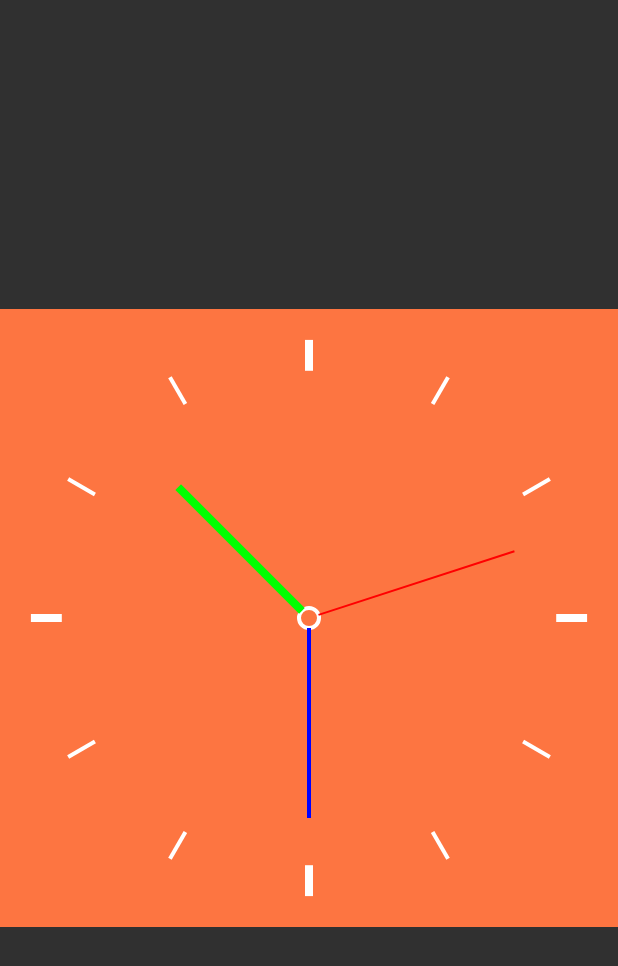
After one commit to swb16168/customerView, an Android app: the layout activity_watch.xml on its own in the app's theme, with its tools: preview values and no code run, on a phone screen of 412 x 824 dp. The commit adds this screen. Shown: the top 966 px of the screen. Run offline under Robolectric (Android 15) with nearby library versions, the phone set to English and light mode, and no system bars.

Commit message:
完成自定义手表表盘，时间功能

```diff
--- a/app/src/main/AndroidManifest.xml
+++ b/app/src/main/AndroidManifest.xml
@@ -13,7 +13,8 @@
         android:supportsRtl="true"
         android:theme="@style/Theme.AppCompat.NoActionBar"
         android:usesCleartextTraffic="true">
-        <activity android:name=".SlideMenuActivity"></activity>
+        <activity android:name=".WatchActivity"></activity>
+        <activity android:name=".SlideMenuActivity" />
         <activity android:name=".FlowActivity" />
         <activity android:name=".LooperActivity" />
         <activity android:name=".LoginActivity" />
--- a/app/src/main/java/com/swb/customerview/MainActivity.java
+++ b/app/src/main/java/com/swb/customerview/MainActivity.java
@@ -54,6 +54,9 @@ public class MainActivity extends AppCompatActivity {
         //startActivity(new Intent(this,FlowActivity.class));
 
         //侧滑view
-        startActivity(new Intent(this,SlideMenuActivity.class));
+        //startActivity(new Intent(this,SlideMenuActivity.class));
+
+        //表盘 自定义View
+        startActivity(new Intent(this,WatchActivity.class));
     }
 }
--- /dev/null
+++ b/app/src/main/java/com/swb/customerview/WatchActivity.java
@@ -0,0 +1,14 @@
+package com.swb.customerview;
+
+import androidx.appcompat.app.AppCompatActivity;
+
+import android.os.Bundle;
+
+public class WatchActivity extends AppCompatActivity {
+
+    @Override
+    protected void onCreate(Bundle savedInstanceState) {
+        super.onCreate(savedInstanceState);
+        setContentView(R.layout.activity_watch);
+    }
+}
--- a/app/src/main/java/com/swb/customerview/view/WatchFace.java
+++ /dev/null
@@ -1,26 +0,0 @@
-package com.swb.customerview.view;
-
-import android.content.Context;
-import android.util.AttributeSet;
-import android.view.View;
-
-import androidx.annotation.Nullable;
-
-/**
- * @auther 72774
- * @date 2021/6/16  16:48
- * @description
- */
-public class WatchFace extends View {
-    public WatchFace(Context context) {
-        super(context);
-    }
-
-    public WatchFace(Context context, @Nullable AttributeSet attrs) {
-        super(context, attrs);
-    }
-
-    public WatchFace(Context context, @Nullable AttributeSet attrs, int defStyleAttr) {
-        super(context, attrs, defStyleAttr);
-    }
-}
--- /dev/null
+++ b/app/src/main/java/com/swb/customerview/view/WatchFaceView.java
@@ -0,0 +1,313 @@
+package com.swb.customerview.view;
+
+import android.content.Context;
+import android.content.res.TypedArray;
+import android.graphics.Bitmap;
+import android.graphics.BitmapFactory;
+import android.graphics.Canvas;
+import android.graphics.Color;
+import android.graphics.Paint;
+import android.graphics.Rect;
+import android.util.AttributeSet;
+import android.util.Log;
+import android.view.View;
+
+import androidx.annotation.Nullable;
+
+import com.swb.customerview.R;
+
+import java.util.Calendar;
+import java.util.Date;
+import java.util.TimeZone;
+
+/**
+ * @auther 72774
+ * @date 2021/6/16  16:48
+ * @description
+ */
+public class WatchFaceView extends View {
+    private static final String TAG = "WatchFaceView";
+    private static final boolean DEFAULT_SCALE_SHOW = true;
+    private static final float CENTER_CIRCLE_RADIUS = 10f;
+    private int mSecondColor;
+    private int mMinuteColor;
+    private int mHourColor;
+    private int mScaleColor;
+    private boolean mScaleShow;
+    private int mResBgId;
+    private Paint mSecondPaint;
+    private Paint mMinutePaint;
+    private Paint mHourPaint;
+    private Paint mScalePaint;
+    private int mDiameter;  //表的直径
+    private int mWatchRadius;
+    private Bitmap mBackgroundImage = null;
+    private Rect mSrcRect;
+    private Rect mDesRect;
+    private Calendar mCalendar = Calendar.getInstance();
+    private float mScaleLength;
+
+    public WatchFaceView(Context context) {
+        this(context, null);
+    }
+
+    public WatchFaceView(Context context, @Nullable AttributeSet attrs) {
+        this(context, attrs, 0);
+    }
+
+    public WatchFaceView(Context context, @Nullable AttributeSet attrs, int defStyleAttr) {
+        super(context, attrs, defStyleAttr);
+        initAttr(context, attrs);
+        //设置时区
+        mCalendar.setTimeZone(TimeZone.getDefault());
+        //创建画笔
+        initPaints();
+
+    }
+
+    private void initPaints() {
+
+        mSecondPaint = new Paint();             //秒针的画笔
+        mSecondPaint.setColor(mSecondColor);    //设置画笔的颜色
+        mSecondPaint.setStyle(Paint.Style.STROKE);  //画笔样式
+        mSecondPaint.setStrokeWidth(2f);        //设置画笔的宽度
+        mSecondPaint.setAntiAlias(true);        //抗锯齿效果
+
+
+        mMinutePaint = new Paint();             //分针画笔
+        mMinutePaint.setColor(mMinuteColor);    //设置画笔的颜色
+        mMinutePaint.setStyle(Paint.Style.STROKE);  //画笔样式
+        mMinutePaint.setStrokeWidth(4f);        //设置画笔的宽度
+        mMinutePaint.setAntiAlias(true);        //抗锯齿效果
+
+        mHourPaint = new Paint();           //时针画笔
+        mHourPaint.setColor(mHourColor);    //设置画笔的颜色
+        mHourPaint.setStyle(Paint.Style.STROKE);  //画笔样式
+        mHourPaint.setStrokeWidth(8f);        //设置画笔的宽度
+        mHourPaint.setAntiAlias(true);        //抗锯齿效果
+
+
+        mScalePaint = new Paint();          //刻度盘画笔
+        mScalePaint.setColor(mScaleColor);    //设置画笔的颜色
+        mScalePaint.setStyle(Paint.Style.STROKE);  //画笔样式
+        mScalePaint.setStrokeWidth(4f);        //设置画笔的宽度
+        mScalePaint.setAntiAlias(true);        //抗锯齿效果
+
+    }
+
+
+    private void initAttr(Context context, @Nullable AttributeSet attrs) {
+        TypedArray a = context.obtainStyledAttributes(attrs, R.styleable.WatchFaceView);
+        mSecondColor = a.getColor(R.styleable.WatchFaceView_secondColor, getResources().getColor(R.color.watch_second));
+        mMinuteColor = a.getColor(R.styleable.WatchFaceView_secondColor, getResources().getColor(R.color.watch_hour));
+        mHourColor = a.getColor(R.styleable.WatchFaceView_secondColor, getResources().getColor(R.color.watch_minute));
+        mScaleColor = a.getColor(R.styleable.WatchFaceView_secondColor, getResources().getColor(R.color.watch_scale));
+        mScaleShow = a.getBoolean(R.styleable.WatchFaceView_scaleShow, DEFAULT_SCALE_SHOW); //是否显示表盘
+        mResBgId = a.getResourceId(R.styleable.WatchFaceView_faceBg, -1); //背景图
+
+        if (mResBgId != -1) {
+            mBackgroundImage = BitmapFactory.decodeResource(getResources(), R.mipmap.watch_face_bg);
+        }
+        a.recycle();
+    }
+
+    @Override
+    protected void onMeasure(int widthMeasureSpec, int heightMeasureSpec) {
+        //测量自己
+        int mode = MeasureSpec.getMode(widthMeasureSpec);
+        int width = MeasureSpec.getSize(widthMeasureSpec);
+        int height = MeasureSpec.getMode(heightMeasureSpec);
+        //super.onMeasure(widthMeasureSpec,heightMeasureSpec);
+        //减去内外边距
+        width = width - (getPaddingLeft() + getPaddingRight());
+        height = height - (getPaddingTop() + getPaddingBottom());
+        //最小的一边为表盘的直径
+        mDiameter = Math.min(width, height);
+        mWatchRadius = mDiameter / 2;
+        setMeasuredDimension(mDiameter, mDiameter);
+        initRect();
+    }
+
+    /**
+     * 创建需要的图案
+     */
+    private void initRect() {
+        if (mBackgroundImage == null) {
+            Log.d(TAG, "initRect: mBackgroundImage is null...");
+            return;
+        }
+        //从指定图片中 截取图案大小
+        mSrcRect = new Rect();
+        mSrcRect.left = 0;
+        mSrcRect.top = 0;
+        mSrcRect.right = mBackgroundImage.getWidth();
+        mSrcRect.bottom = mBackgroundImage.getHeight();
+        //绘制区域
+        mDesRect = new Rect();
+        mDesRect.left = 0;
+        mDesRect.top = 0;
+        mDesRect.right = mDiameter;
+        mDesRect.bottom = mDiameter;
+    }
+
+    @Override
+    protected void onDraw(Canvas canvas) {
+        //设置时间
+        mCalendar.setTimeInMillis(System.currentTimeMillis());
+        mBackgroundImage = null;
+        if (mBackgroundImage != null) {
+            //绘制位图
+            canvas.drawBitmap(mBackgroundImage, mSrcRect, mDesRect, mScalePaint);
+        } else {
+            //绘制表的背景 刻度盘
+            drawScale(canvas);
+        }
+
+
+        //秒针为0时先更新秒针
+        if(mCalendar.get(Calendar.SECOND) == 0){
+
+            //绘制秒针
+            drawSecondLine(canvas);
+            //绘制分针
+            drawMinuteLine(canvas);
+            drawHourLine(canvas);
+        }else{
+
+            drawHourLine(canvas);
+            //绘制分针
+            drawMinuteLine(canvas);
+            //绘制秒针
+            drawSecondLine(canvas);
+        }
+
+    }
+
+    private int drawHourLine(Canvas canvas) {
+        canvas.save();
+        int hour = mCalendar.get(Calendar.HOUR);
+        int minute = mCalendar.get(Calendar.MINUTE);
+        float minuteOffsetRotate = minute /2f;
+        float hourRotate = hour * 30 + minuteOffsetRotate;
+        canvas.rotate(hourRotate,mWatchRadius,mWatchRadius);
+        int hourRadius = (int) (mWatchRadius * 0.6f);
+        canvas.drawLine(mWatchRadius,mWatchRadius - hourRadius,mWatchRadius,mWatchRadius - CENTER_CIRCLE_RADIUS,mHourPaint);
+        canvas.restore();
+        return minute;
+    }
+
+    private void drawMinuteLine(Canvas canvas ) {
+        canvas.save();
+        int minuteRadius = (int) (mWatchRadius * 0.65f);
+        float minuteRotate = mCalendar.get(Calendar.MINUTE) * 6;
+        canvas.rotate(minuteRotate,mWatchRadius,mWatchRadius);
+        canvas.drawLine(mWatchRadius,mWatchRadius - minuteRadius,mWatchRadius,mWatchRadius - CENTER_CIRCLE_RADIUS,mMinutePaint);
+        canvas.restore();
+    }
+
+    private void drawSecondLine(Canvas canvas) {
+        canvas.save();
+        int second = mCalendar.get(Calendar.SECOND);
+        int secondRadius = (int) (mWatchRadius * 0.7f);
+        float secondRotate = second * 6;
+        canvas.rotate(secondRotate,mWatchRadius,mWatchRadius);
+        canvas.drawLine(mWatchRadius,mWatchRadius - secondRadius,mWatchRadius,mWatchRadius - CENTER_CIRCLE_RADIUS,mSecondPaint);
+        canvas.restore();
+    }
+
+
+    private boolean isUpdate = false;
+    @Override
+    protected void onAttachedToWindow() {
+        super.onAttachedToWindow();
+        isUpdate = true;
+        post(new Runnable() {
+            @Override
+            public void run() {
+                if (isUpdate) {
+                    Log.d(TAG, "run: onAttachedToWindow--> " + isUpdate);
+                    invalidate();
+
+                    postDelayed(this,1000);
+                }else{
+                    removeCallbacks(this);
+                }
+            }
+        });
+    }
+
+    @Override
+    protected void onDetachedFromWindow() {
+        super.onDetachedFromWindow();
+        isUpdate = false;
+    }
+
+    private void drawHour(Canvas canvas, int hour) {
+    }
+
+    private enum PointType {
+        HOUR, MINUTE, SECOND
+    }
+
+    //绘制指针
+    private void drawPoint(Canvas canvas, int hour, int minute, int second, PointType pointType) {
+
+        switch (pointType) {
+            case HOUR:
+                if (hour > 12) {
+                    hour = hour - 12;
+                }
+                //时针角度 加上分针的偏移量 minuteOffset值 一个刻度盘为30度∠ ，一小时有60分钟
+                float minuteOffset = minute / 2 ;
+                double hourTh = hour  * 30  + minuteOffset;
+                float startX = mWatchRadius ;
+                float startY = mWatchRadius ;
+                Log.d(TAG, "drawPoint: hourTh-->" + hourTh);
+
+                Log.d(TAG, "drawPoint: mWatchRadius-->"  + mWatchRadius);
+                float endX =  mWatchRadius * (float)Math.sin(Math.toRadians(hourTh))  +  mScaleLength * 10 ;
+                float endY =  mWatchRadius * (float)Math.cos(Math.toRadians(hourTh));
+                Log.d(TAG, "drawPoint: endX-->" + endX);
+                Log.d(TAG, "drawPoint: endY--->" + endY);
+                canvas.drawLine(startX, startY,endX,endY ,mHourPaint);
+                break;
+        }
+    }
+
+    /**
+     * 绘制表的背景
+     *
+     * @param canvas
+     */
+    private void drawScale(Canvas canvas) {
+        //构建两个圆 作为表的刻度盘
+        int radius = mDiameter / 2;
+        float innerRadius = radius * 0.8f;
+        float outerRadius = radius * 0.9f;
+        //方法一，利用canvas 的旋转功能完成绘制
+            /*canvas.save();
+            for (int i = 0; i < 12; i++) {
+                canvas.drawLine(radius ,radius-innerRadius,radius,radius - outerRadius ,mScalePaint);
+                canvas.rotate(30,radius,radius);
+            }
+            canvas.restore();
+            */
+        //方法二：利用三角函数关系 获取坐标
+        for (int i = 0; i < 12; i++) {
+            float startX = (float) (radius + innerRadius * Math.sin(Math.toRadians(i * 30)));
+            float startY = (float) (radius - innerRadius * Math.cos(Math.toRadians(i * 30)));
+            if (i % 3 == 0) {
+                mScalePaint.setStrokeWidth(8f);        //设置画笔的宽度
+            } else {
+                mScalePaint.setStrokeWidth(4f);         //设置画笔的宽度
+            }
+
+            float endX = (float) (radius + outerRadius * Math.sin(Math.toRadians(i * 30)));
+            float endY = (float) (radius - outerRadius * Math.cos(Math.toRadians(i * 30)));
+            mScaleLength = startX - endX;
+            canvas.drawLine(startX, startY, endX, endY, mScalePaint);
+        }
+        //绘制表的中心圆圈
+        canvas.drawCircle(radius, radius, CENTER_CIRCLE_RADIUS, mScalePaint);
+    }
+}
--- /dev/null
+++ b/app/src/main/res/layout/activity_watch.xml
@@ -0,0 +1,17 @@
+<?xml version="1.0" encoding="utf-8"?>
+<LinearLayout xmlns:android="http://schemas.android.com/apk/res/android"
+    xmlns:app="http://schemas.android.com/apk/res-auto"
+    xmlns:tools="http://schemas.android.com/tools"
+    android:layout_width="match_parent"
+    android:layout_height="match_parent"
+    android:orientation="vertical"
+    tools:context=".WatchActivity"
+    android:gravity="center">
+
+
+    <com.swb.customerview.view.WatchFaceView
+        android:background="@color/mainColor"
+        android:layout_width="match_parent"
+        android:layout_height="match_parent"
+        app:faceBg="@mipmap/watch_face_bg"/>
+</LinearLayout>
--- a/app/src/main/res/values/attrs.xml
+++ b/app/src/main/res/values/attrs.xml
@@ -43,4 +43,13 @@
             <flag name="read" value="0x50"/>
         </attr>
     </declare-styleable>
+
+    <declare-styleable name="WatchFaceView">
+        <attr name="secondColor" format="color" />
+        <attr name="hourColor" format="color" />
+        <attr name="minuteColor" format="color" />
+        <attr name="scaleColor" format="color" />
+        <attr name="faceBg" format="reference" />
+        <attr name="scaleShow" format="boolean" />
+    </declare-styleable>
 </resources>
--- a/app/src/main/res/values/colors.xml
+++ b/app/src/main/res/values/colors.xml
@@ -21,6 +21,12 @@
     <color name="slide_read_color">@color/mainColor</color>
     <color name="slide_top_color">#9C9C9C</color>
 
+<!--    自定义表盘 颜色定义-->
+    <color name="watch_second">#ff0000</color>
+    <color name="watch_minute">#00FF00</color>
+    <color name="watch_hour">#0000FF</color>
+    <color name="watch_scale">#ffffff</color>
+
 
 
 </resources>
```
Also changed, not shown: app/src/main/res/mipmap-mdpi/watch_face_bg.png (added).
